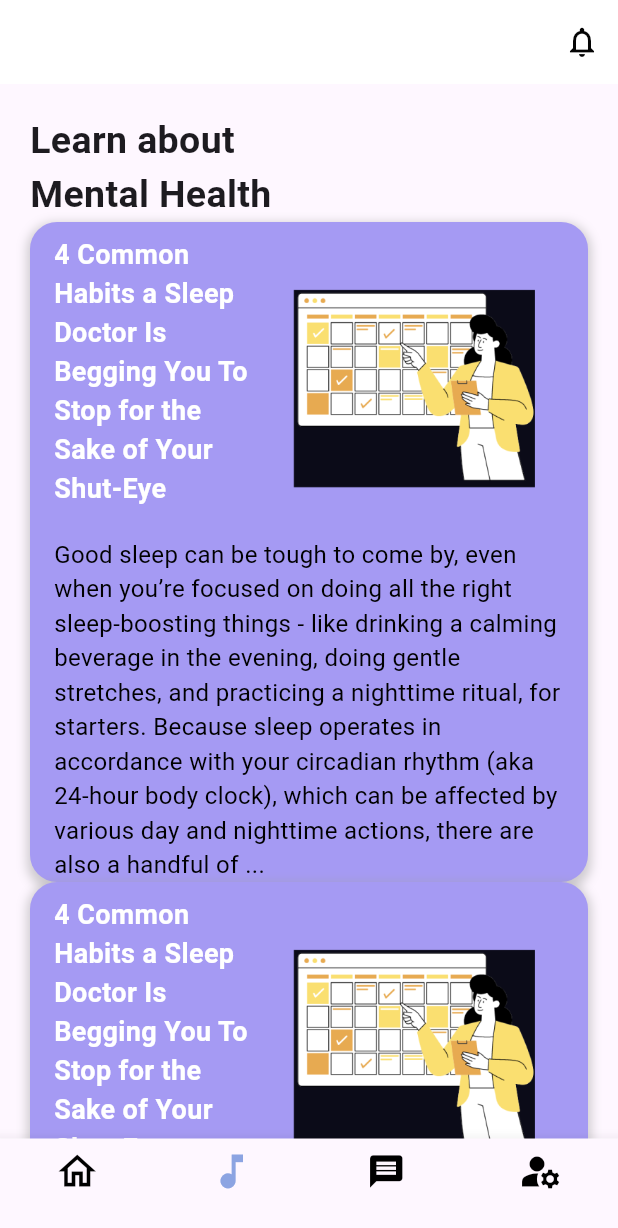
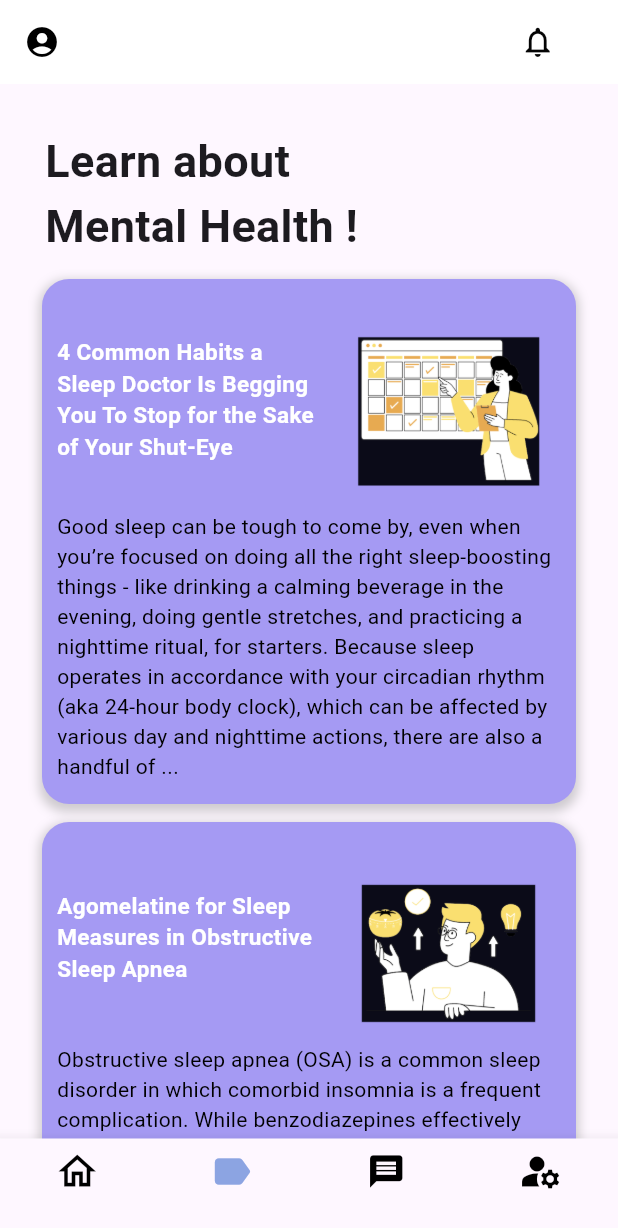
Before and after one commit to Charan0313/balencebeats, a Flutter app: the HomePage screen opened directly, item 2 of the bottom bar chosen, on a phone screen of 412 x 824 dp. Shown: the top 1228 px of the screen. Run offline on Flutter 3.47's test engine with Material 3 defaults, Android fonts, the phone set to English and light mode, and no system bars; our stand-ins replace get.

Commit message:
updated home page

```diff
--- a/lib/Screens/LandingPage.dart
+++ b/lib/Screens/LandingPage.dart
@@ -34,7 +34,7 @@ class _LandingPageState extends State<LandingPage> {
               height: 125.0,
             ),
           ),
-          SizedBox(height: 20.0),
+         const  SizedBox(height: 20.0),
           const Text(
             'BalenceBeats',
             style: TextStyle(
--- a/lib/Screens/home_screen.dart
+++ b/lib/Screens/home_screen.dart
@@ -44,7 +44,7 @@ class _HomePageState extends State<HomePage> {
           BottomNavigationBarItem(
             icon: Icon(
               size: 30,
-              Icons.music_note,
+              Icons.label_rounded,
               color: myIndex == 1
                   ? Color.fromARGB(255, 140, 164, 226)
                   : Colors.black,
--- a/lib/learn/components/customcontainer.dart
+++ b/lib/learn/components/customcontainer.dart
@@ -1,34 +1,35 @@
 import 'package:flutter/material.dart';
 
-class CustomComponent extends StatefulWidget {
+class CustomComponent extends StatelessWidget {
   final String firstText;
   final ImageProvider image;
   final String secondText;
+  final VoidCallback onTap;
 
   const CustomComponent({
     required this.firstText,
     required this.image,
     required this.secondText,
+    required this.onTap,
   });
 
   @override
-  State<CustomComponent> createState() => _CustomComponentState();
-}
-
-class _CustomComponentState extends State<CustomComponent> {
-  @override
   Widget build(BuildContext context) {
-    return Container(
-      padding: const EdgeInsets.symmetric(horizontal: 16),
+    return Padding(
+      padding: const EdgeInsets.all(6.0),
+      child: GestureDetector(
+        onTap: onTap,
+        child: Container(
+          padding: const EdgeInsets.symmetric(horizontal: 10,vertical: 5),
           decoration: BoxDecoration(
             borderRadius: BorderRadius.circular(18),
-        color: Color.fromARGB(255, 165, 154, 243),
+            color: const Color.fromARGB(255, 165, 154, 243),
             boxShadow: [
               BoxShadow(
                 color: Colors.grey.withOpacity(0.5),
                 spreadRadius: 2,
                 blurRadius: 5,
-            offset: Offset(0, 3),
+                offset: const Offset(0, 3),
               ),
             ],
           ),
@@ -39,9 +40,9 @@ class _CustomComponentState extends State<CustomComponent> {
                 children: [
                   Expanded(
                     child: Text(
-                  widget.firstText,
+                      firstText,
                       style: const TextStyle(
-                    fontSize: 18,
+                        fontSize: 15,
                         color: Colors.white,
                         fontWeight: FontWeight.bold,
                       ),
@@ -49,21 +50,26 @@ class _CustomComponentState extends State<CustomComponent> {
                   ),
                   const SizedBox(width: 10),
                   SizedBox(
-                width: 200,
-                child: Image(image: widget.image, fit: BoxFit.cover),
-              ),
-            ],
-          ),
-          const SizedBox(height: 10),
-          Text(
-            widget.secondText,
-            style: const TextStyle(
-              fontSize: 16,
-              color: Colors.black,
+                    width: 150,
+                    child: ClipRRect(
+                      borderRadius: BorderRadius.circular(20),
+                      child: Image(image: image, fit: BoxFit.cover),
                     ),
                   ),
                 ],
               ),
+              Text(
+                secondText,
+                style: const TextStyle(
+                  fontSize: 14,
+                  color: Colors.black,
+                ),
+              ),
+              const SizedBox(height:  10),
+            ],
+          ),
+        ),
+      ),
     );
   }
 }
--- a/lib/learn/pages/learn_page.dart
+++ b/lib/learn/pages/learn_page.dart
@@ -4,7 +4,7 @@ import 'package:flutter/material.dart';
 import 'package:get/get.dart';
 
 class Learnpage extends StatefulWidget {
-  const Learnpage({super.key});
+  const Learnpage({Key? key}) : super(key: key);
 
   @override
   State<Learnpage> createState() => _LearnpageState();
@@ -17,47 +17,76 @@ class _LearnpageState extends State<Learnpage> {
       appBar: AppBar(
         actions: [
           IconButton(
-                onPressed: () => {},
+            onPressed: () {},
             icon: const Icon(
               Icons.notifications_outlined,
               color: Color.fromARGB(255, 4, 4, 4),
-                ))
+            ),
+          ),
+          SizedBox(width: Get.width / 14)
         ],
         elevation: 0,
         backgroundColor: Colors.white,
         leading: GestureDetector(
-            onTap: () => {
-              Get.to(const ProfilePage(
-                username: 'charan',
-              ))
+          onTap: () {
+            Get.to(const ProfilePage(username: 'charan'));
           },
+          child: const Icon(
+            Icons.account_circle,
+            color: Colors.black,
           ),
         ),
-        body:  const SingleChildScrollView(
+      ),
+      body: SingleChildScrollView(
         child: Padding(
-            padding: EdgeInsets.all(20.0),
+          padding: const EdgeInsets.all(22.0),
           child: Column(
             crossAxisAlignment: CrossAxisAlignment.start,
             children: [
-                Text(
-                  'Learn about \nMental Health',
-                  style: TextStyle(fontSize: 25, fontWeight: FontWeight.w600),
+              const Padding(
+                padding: EdgeInsets.all(8.0),
+                child: Text(
+                  'Learn about \nMental Health !',
+                  style: TextStyle(fontSize: 30, fontWeight: FontWeight.w600),
+                ),
               ),
               CustomComponent(
                 firstText:
                     '4 Common Habits a Sleep Doctor Is Begging You To Stop for the Sake of Your Shut-Eye',
-                    image: AssetImage('assets/screen1.png'),
+                image: const AssetImage('assets/screen1.png'),
                 secondText:
-                        'Good sleep can be tough to come by, even when you’re focused on doing all the right sleep-boosting things - like drinking a calming beverage in the evening, doing gentle stretches, and practicing a nighttime ritual, for starters. Because sleep operates in accordance with your circadian rhythm (aka 24-hour body clock), which can be affected by various day and nighttime actions, there are also a handful of ...'),
+                    'Good sleep can be tough to come by, even when you’re focused on doing all the right sleep-boosting things - like drinking a calming beverage in the evening, doing gentle stretches, and practicing a nighttime ritual, for starters. Because sleep operates in accordance with your circadian rhythm (aka 24-hour body clock), which can be affected by various day and nighttime actions, there are also a handful of ...',
+                onTap: () {
+                  // Navigate to the desired page
+                  // Get.to();
+                },
+              ),
+              CustomComponent(
+                firstText:
+                    'Agomelatine for Sleep Measures in Obstructive Sleep Apnea',
+                image: const AssetImage('assets/screen2.png'),
+                secondText:
+                    'Obstructive sleep apnea (OSA) is a common sleep disorder in which comorbid insomnia is a frequent complication. While benzodiazepines effectively improve sleep parameters, they may be a poor option for patients with OSA due to their disruption of the respiratory system and sleep rhythmPreviously, research showed that melatonin improved duration and ...',
+                onTap: () {
+                  // Navigate to the desired page
+                  // Get.to();
+                },
+              ),
               CustomComponent(
                 firstText:
                     '4 Common Habits a Sleep Doctor Is Begging You To Stop for the Sake of Your Shut-Eye',
-                    image: AssetImage('assets/screen1.png'),
+                image: const AssetImage('assets/screen3.png'),
                 secondText:
-                        'Good sleep can be tough to come by, even when you’re focused on doing all the right sleep-boosting things - like drinking a calming beverage in the evening, doing gentle stretches, and practicing a nighttime ritual, for starters. Because sleep operates in accordance with your circadian rhythm (aka 24-hour body clock), which can be affected by various day and nighttime actions, there are also a handful of ...')
+                    'Good sleep can be tough to come by, even when you’re focused on doing all the right sleep-boosting things - like drinking a calming beverage in the evening, doing gentle stretches, and practicing a nighttime ritual, for starters. Because sleep operates in accordance with your circadian rhythm (aka 24-hour body clock), which can be affected by various day and nighttime actions, there are also a handful of ...',
+                onTap: () {
+                  // Navigate to the desired page
+                  // Get.to();
+                },
+              ),
             ],
           ),
         ),
-        ));
+      ),
+    );
   }
 }
--- a/lib/main.dart
+++ b/lib/main.dart
@@ -1,5 +1,5 @@
 import 'package:balencebeats/Screens/LandingPage.dart';
-import 'package:balencebeats/learn/pages/learn_page.dart';
+import 'package:balencebeats/Screens/home_screen.dart';
 import 'package:flutter/material.dart';
 import 'package:get/get_navigation/src/root/get_material_app.dart';
 
@@ -20,8 +20,8 @@ class _MyAppState extends State<MyApp> {
     return GetMaterialApp(
       debugShowCheckedModeBanner: false,
       theme: ThemeData(primaryColor: Color(0xFF2C2C2E)),
-      // home: LandingPage(),
-      home: Learnpage(),
+      home: HomePage(username: 'Chasu',),
+      // home: Learnpage(),
     );
   }
 }
```
Also changed, not shown: lib/Screens/Login_Page.dart (+5 -5 lines), lib/home/components/Textblock.dart (added, +18 -0 lines), lib/home/components/activity.dart (added, +54 -0 lines), lib/home/components/block.dart (added, +43 -0 lines), lib/home/components/custom_Icon_text.dart (added, +41 -0 lines), lib/home/components/stressblock.dart (added, +29 -0 lines), lib/home/pages/home_page.dart (+23 -0 lines), assets/Calm.png (added), assets/Relax.png (added), assets/angry.png (added), assets/smile.png (added). Lines whose indentation alone changed are shown as unchanged.
